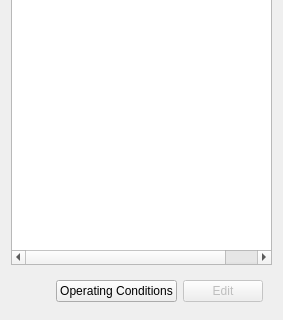
Above: view/setup/cell_zone_conditions/cell_zone_conditions_page.ui from nextfoam/baram before the change; both pictures show x 0 to 283 and y 180 to 500 of the 283 by 500 pixel window. Below: the same form after it.
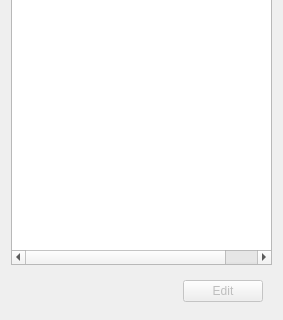
That is the form after the change.

Commit message: Issue #142 Cell Zones Conditions의 Operating Conditions 다이얼로그 내용을 General과 Reference Values 페이지로 이동

What changed in the file:
```diff
--- a/view/setup/cell_zone_conditions/cell_zone_conditions_page.ui
+++ b/view/setup/cell_zone_conditions/cell_zone_conditions_page.ui
@@ -87,16 +87,6 @@
         </property>
        </spacer>
       </item>
-      <item>
-       <widget class="QPushButton" name="operatingConditions">
-        <property name="enabled">
-         <bool>true</bool>
-        </property>
-        <property name="text">
-         <string>Operating Conditions</string>
-        </property>
-       </widget>
-      </item>
       <item>
        <widget class="QPushButton" name="edit">
         <property name="enabled">
```
The commit also changes 5 other files.
